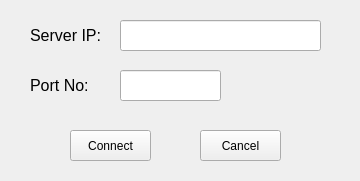
This is src/client/commAudio/connect_dialog.ui in Shane-S/CommAudio as Qt 5 draws it before an edit. The edited form follows.
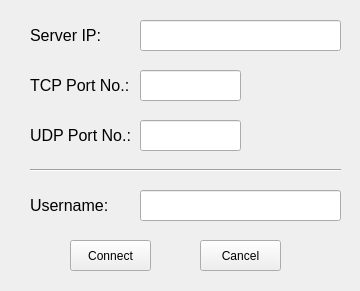
This is the edited form.

The edit to the form file:
```diff
--- a/src/client/commAudio/connect_dialog.ui
+++ b/src/client/commAudio/connect_dialog.ui
@@ -7,7 +7,7 @@
     <x>0</x>
     <y>0</y>
     <width>360</width>
-    <height>181</height>
+    <height>291</height>
    </rect>
   </property>
   <property name="windowTitle">
@@ -34,7 +34,7 @@
   <widget class="QLineEdit" name="ip_address">
    <property name="geometry">
     <rect>
-     <x>120</x>
+     <x>140</x>
      <y>20</y>
      <width>201</width>
      <height>31</height>
@@ -52,7 +52,7 @@
   <widget class="QLineEdit" name="port_number">
    <property name="geometry">
     <rect>
-     <x>120</x>
+     <x>140</x>
      <y>70</y>
      <width>101</width>
      <height>31</height>
@@ -72,7 +72,7 @@
     <rect>
      <x>30</x>
      <y>70</y>
-     <width>81</width>
+     <width>101</width>
      <height>31</height>
     </rect>
    </property>
@@ -82,14 +82,14 @@
     </font>
    </property>
    <property name="text">
-    <string>Port No:</string>
+    <string>TCP Port No.:</string>
    </property>
   </widget>
   <widget class="QPushButton" name="connectDlg_connect_btn">
    <property name="geometry">
     <rect>
      <x>70</x>
-     <y>130</y>
+     <y>240</y>
      <width>81</width>
      <height>31</height>
     </rect>
@@ -102,7 +102,7 @@
    <property name="geometry">
     <rect>
      <x>200</x>
-     <y>130</y>
+     <y>240</y>
      <width>81</width>
      <height>31</height>
     </rect>
@@ -111,6 +111,91 @@
     <string>Cancel</string>
    </property>
   </widget>
+  <widget class="QLineEdit" name="username">
+   <property name="geometry">
+    <rect>
+     <x>140</x>
+     <y>190</y>
+     <width>201</width>
+     <height>31</height>
+    </rect>
+   </property>
+   <property name="font">
+    <font>
+     <pointsize>10</pointsize>
+    </font>
+   </property>
+   <property name="text">
+    <string/>
+   </property>
+  </widget>
+  <widget class="QLabel" name="label_3">
+   <property name="geometry">
+    <rect>
+     <x>30</x>
+     <y>190</y>
+     <width>81</width>
+     <height>31</height>
+    </rect>
+   </property>
+   <property name="font">
+    <font>
+     <pointsize>12</pointsize>
+    </font>
+   </property>
+   <property name="text">
+    <string>Username:</string>
+   </property>
+  </widget>
+  <widget class="Line" name="line">
+   <property name="geometry">
+    <rect>
+     <x>30</x>
+     <y>160</y>
+     <width>311</width>
+     <height>21</height>
+    </rect>
+   </property>
+   <property name="orientation">
+    <enum>Qt::Horizontal</enum>
+   </property>
+  </widget>
+  <widget class="QLineEdit" name="udp_port_no">
+   <property name="geometry">
+    <rect>
+     <x>140</x>
+     <y>120</y>
+     <width>101</width>
+     <height>31</height>
+    </rect>
+   </property>
+   <property name="font">
+    <font>
+     <pointsize>10</pointsize>
+    </font>
+   </property>
+   <property name="text">
+    <string/>
+   </property>
+  </widget>
+  <widget class="QLabel" name="label_4">
+   <property name="geometry">
+    <rect>
+     <x>30</x>
+     <y>120</y>
+     <width>101</width>
+     <height>31</height>
+    </rect>
+   </property>
+   <property name="font">
+    <font>
+     <pointsize>12</pointsize>
+    </font>
+   </property>
+   <property name="text">
+    <string>UDP Port No.:</string>
+   </property>
+  </widget>
  </widget>
  <resources/>
  <connections/>
```
Left out of the diff: 40 changed lines with no effect on the pictures.
